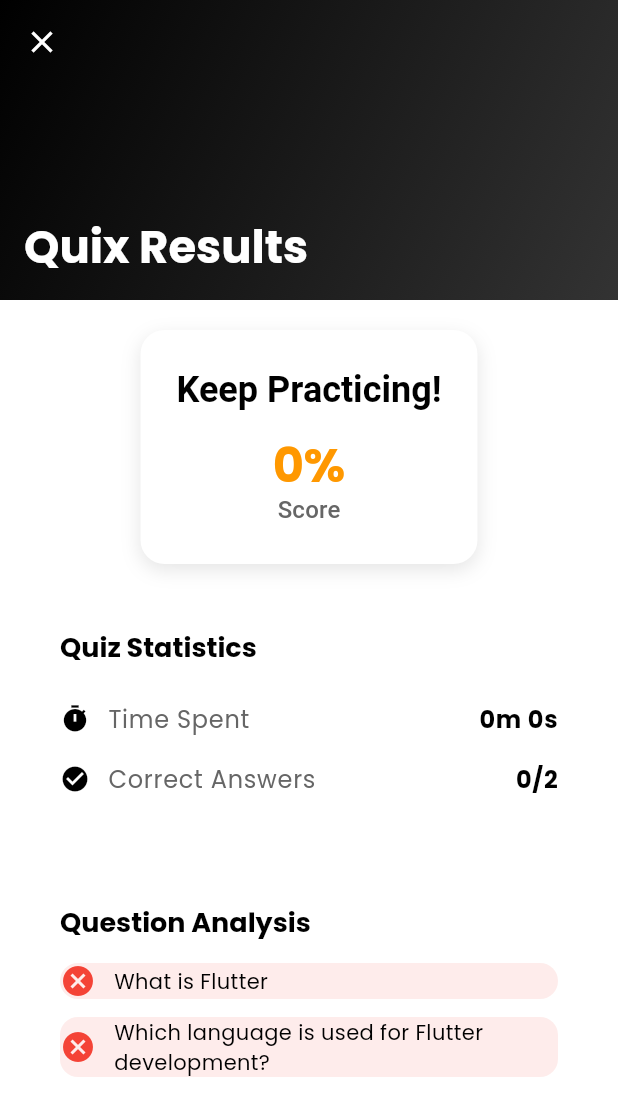
After one commit to VaradSinghal/e_learning_app, a Flutter app: the QuizResultScreen screen opened directly with sample values from the repository, on a phone screen of 412 x 824 dp. The commit adds this screen. Shown: the top 1116 px of the screen. Run offline on Flutter 3.47's test engine with Material 3 defaults, Android fonts, the phone set to English and light mode, and no system bars; our stand-ins replace bloc, cached_network_image, chewie, cloud_firestore, equatable, firebase_auth and 8 more; accounts and stored records are empty.

Commit message:
quizresult-screen

```diff
--- a/lib/routes/app_routes.dart
+++ b/lib/routes/app_routes.dart
@@ -32,6 +32,7 @@ class AppRoutes {
 
   static const String quizList = '/quizzes';
   static const String quizAttempt = '/quiz/:id';
+  static const String quizResult = '/quiz/result';
 
   static const String profile = '/profile';
 
--- a/lib/routes/route_pages.dart
+++ b/lib/routes/route_pages.dart
@@ -1,4 +1,6 @@
 import 'package:e_learning_app/main_screen.dart';
+import 'package:e_learning_app/models/quiz.dart';
+import 'package:e_learning_app/models/quiz_attempt.dart';
 import 'package:e_learning_app/routes/app_routes.dart';
 import 'package:e_learning_app/views/auth/forgot_password_screen.dart';
 import 'package:e_learning_app/views/auth/login_screen.dart';
@@ -12,6 +14,7 @@ import 'package:e_learning_app/views/onboarding/onboarding_screen.dart';
 import 'package:e_learning_app/views/profile/profile_screen.dart';
 import 'package:e_learning_app/views/quiz/quiz_attempt/quiz_attempt_screen.dart';
 import 'package:e_learning_app/views/quiz/quiz_list/quiz_list_screen.dart';
+import 'package:e_learning_app/views/quiz/quiz_result/quiz_result_screen.dart';
 import 'package:e_learning_app/views/splash/splash_screen.dart';
 import 'package:e_learning_app/views/teacher/teacher_home_screen.dart';
 import 'package:get/get.dart';
@@ -76,6 +79,13 @@ class AppPages {
       ),
       ),
       GetPage(
+      name: '/quiz/result',
+      page: () =>  QuizResultScreen(
+        attempt: Get.arguments['attempt'] as QuizAttempt,
+        quiz: Get.arguments['quiz'] as Quiz,
+      ),
+      ),
+      GetPage(
       name: AppRoutes.profile,
       page: () => const ProfileScreen(),
       ),
--- a/lib/views/quiz/quiz_attempt/quiz_attempt_screen.dart
+++ b/lib/views/quiz/quiz_attempt/quiz_attempt_screen.dart
@@ -8,7 +8,10 @@ import 'package:e_learning_app/views/quiz/quiz_attempt/widgets/quiz_attempt_app_
 import 'package:e_learning_app/views/quiz/quiz_attempt/widgets/quiz_navigation_bar.dart';
 import 'package:e_learning_app/views/quiz/quiz_attempt/widgets/quiz_question_page.dart';
 import 'package:e_learning_app/views/quiz/quiz_attempt/widgets/quiz_submit_dialog.dart';
+import 'package:e_learning_app/views/quiz/quiz_result/quiz_result_screen.dart';
 import 'package:flutter/material.dart';
+import 'package:get/get.dart';
+import 'package:get/utils.dart';
 
 class QuizAttemptScreen extends StatefulWidget {
   final String quizId;
@@ -93,7 +96,7 @@ class _QuizAttemptScreenState extends State<QuizAttemptScreen> {
 
     DummyDataService.saveQuizAttempt(currentAttempt!);
 
-    //quiz result screen
+    Get.off(() => QuizResultScreen(attempt: currentAttempt!, quiz: quiz));
   }
 
   int _calculateScore() {
--- a/lib/views/quiz/quiz_attempt/widgets/quiz_submit_dialog.dart
+++ b/lib/views/quiz/quiz_attempt/widgets/quiz_submit_dialog.dart
@@ -1,15 +1,38 @@
 import 'package:e_learning_app/models/quiz.dart';
 import 'package:e_learning_app/models/quiz_attempt.dart';
+import 'package:e_learning_app/views/quiz/quiz_result/quiz_result_screen.dart';
 import 'package:flutter/material.dart';
+import 'package:get/get.dart';
+import 'package:get/get_core/src/get_main.dart';
 
 class QuizSubmitDialog extends StatelessWidget {
   final QuizAttempt attempt;
   final Quiz quiz;
 
-  const QuizSubmitDialog({super.key, required this.attempt, required this.quiz});
+  const QuizSubmitDialog({
+    super.key,
+    required this.attempt,
+    required this.quiz,
+  });
 
   @override
   Widget build(BuildContext context) {
-    return const Placeholder();
+    return AlertDialog(
+      title: const Text('Submit Quiz'),
+      content: const Text('Are you sure you want to submit your answers?'),
+      actions: [
+        TextButton(
+          onPressed: () => Navigator.pop(context),
+          child: const Text('Cancel'),
+        ),
+        FilledButton(
+          onPressed: () {
+            Navigator.pop(context);
+            Get.off(() => QuizResultScreen(attempt: attempt, quiz: quiz));
+          },
+          child: const Text('Submit'),
+        ),
+      ],
+    );
   }
 }
--- /dev/null
+++ b/lib/views/quiz/quiz_result/quiz_result_screen.dart
@@ -0,0 +1,94 @@
+import 'package:e_learning_app/core/theme/app_colors.dart';
+import 'package:e_learning_app/models/quiz.dart';
+import 'package:e_learning_app/models/quiz_attempt.dart';
+import 'package:e_learning_app/routes/app_routes.dart';
+import 'package:e_learning_app/views/quiz/quiz_result/widgets/quiz_question_analysis.dart';
+import 'package:e_learning_app/views/quiz/quiz_result/widgets/quiz_score_card.dart';
+import 'package:e_learning_app/views/quiz/quiz_result/widgets/quiz_stats_card.dart';
+import 'package:flutter/material.dart';
+import 'package:get/get.dart';
+import 'package:get/get_core/get_core.dart';
+
+class QuizResultScreen extends StatelessWidget {
+  final QuizAttempt attempt;
+  final Quiz quiz;
+  const QuizResultScreen({
+    super.key,
+    required this.attempt,
+    required this.quiz,
+  });
+
+  @override
+  Widget build(BuildContext context) {
+    final theme = Theme.of(context);
+    final totalPoints = quiz.questions.fold(0, (sum, q) => sum + q.points);
+    final percentage = ((attempt.score / totalPoints) * 100).round();
+    final isPassed = percentage >= 60;
+    return Scaffold(
+      backgroundColor: AppColors.lightBackground,
+      body: CustomScrollView(
+        physics: const BouncingScrollPhysics(),
+        slivers: [
+          SliverAppBar(
+            expandedHeight: 200,
+            pinned: true,
+            backgroundColor: AppColors.primary,
+            leading: IconButton(
+              onPressed: ()=> Get.offAllNamed(AppRoutes.main, arguments: {
+                'initialIndex' : 2,
+              }),
+              icon: const Icon(
+                Icons.close,
+                color: AppColors.accent,
+                ),
+                ),
+                flexibleSpace: FlexibleSpaceBar(
+                  titlePadding: const EdgeInsets.all(16),
+                  title: Text(
+                    'Quix Results',
+                  style: theme.textTheme.headlineMedium?.copyWith(
+                    color: AppColors.accent,
+                    fontWeight: FontWeight.bold,
+                  ),
+                  ),
+                  background: Container(
+                    decoration:const BoxDecoration(
+                      gradient: LinearGradient(colors: [
+                        AppColors.primary,
+                        AppColors.primaryLight
+                      ],
+                      begin: Alignment.topLeft,
+                      end: Alignment.bottomRight,
+                      ),
+                    ),
+                  ),
+                ),
+          ),
+          SliverToBoxAdapter(
+            child: Padding(
+              padding: const EdgeInsets.all(20),
+              child: Column(
+                children: [
+                  QuizScoreCard(
+                    percentage: percentage,
+                    isPassed: isPassed,
+                  ),
+                  const SizedBox(height: 24),
+                  QuizStatsCard(
+                    quiz: quiz,
+                    attempt: attempt,
+                  ),
+                  const SizedBox(height: 24),
+                  QuizQuestionAnalysis(
+                    quiz: quiz,
+                    attempt: attempt,
+                  ),
+                ],
+              ),
+            ),
+          )
+        ],
+      ),
+      );
+  }
+}
--- /dev/null
+++ b/lib/views/quiz/quiz_result/widgets/quiz_question_analysis.dart
@@ -0,0 +1,79 @@
+import 'package:e_learning_app/core/theme/app_colors.dart';
+import 'package:e_learning_app/models/question.dart';
+import 'package:e_learning_app/models/quiz.dart';
+import 'package:e_learning_app/models/quiz_attempt.dart';
+import 'package:flutter/material.dart';
+
+class QuizQuestionAnalysis extends StatelessWidget {
+  final Quiz quiz;
+  final QuizAttempt attempt;
+  const QuizQuestionAnalysis({
+    super.key,
+    required this.quiz,
+    required this.attempt,
+  });
+
+  @override
+  Widget build(BuildContext context) {
+    final theme = Theme.of(context);
+    return Container(
+      padding: const EdgeInsets.all(20),
+      decoration: BoxDecoration(
+        color: AppColors.accent,
+        borderRadius: BorderRadius.circular(16),
+      ),
+      child: Column(
+        crossAxisAlignment: CrossAxisAlignment.start,
+        children: [
+          Text(
+            'Question Analysis',
+            style: theme.textTheme.titleLarge?.copyWith(
+              color: AppColors.primary,
+              fontWeight: FontWeight.bold,
+            ),
+          ),
+          const SizedBox(height: 16),
+          ...quiz.questions.map((question) {
+            final userAnswer = attempt.answers[question.id];
+            final isCorrect = userAnswer == question.correctOptionId;
+            return _buildQuestionResult(
+              theme,
+              question,
+              isCorrect
+            );
+          }),
+        ],
+      ),
+    );
+  }
+
+  Widget _buildQuestionResult(
+    ThemeData theme,
+    Question question,
+    bool isCorrect,
+  ) {
+    return Container(
+      margin: const EdgeInsets.only(bottom: 12),
+      decoration: BoxDecoration(
+        color: isCorrect ? Colors.green.withOpacity(0.1) : Colors.red.withOpacity(0.1),
+        borderRadius: BorderRadius.circular(12),
+      ),
+      child: Row(
+        children: [
+          Icon(
+            isCorrect ? Icons.check_circle : Icons.cancel,
+            color: isCorrect? Colors.green : Colors.red,
+          ),
+          const SizedBox(width: 12),
+          Expanded(child: Text(
+            question.text,
+            style: theme.textTheme.bodyMedium?.copyWith(
+              color: AppColors.primary,
+            ),
+          ),
+          ),
+        ],
+      ),
+    );
+  }
+}
--- /dev/null
+++ b/lib/views/quiz/quiz_result/widgets/quiz_score_card.dart
@@ -0,0 +1,57 @@
+import 'package:e_learning_app/core/theme/app_colors.dart';
+import 'package:flutter/material.dart';
+
+class QuizScoreCard extends StatelessWidget {
+  final int percentage;
+  final bool isPassed;
+
+  const QuizScoreCard({
+    super.key,
+    required this.percentage,
+    required this.isPassed,
+  });
+
+  @override
+  Widget build(BuildContext context) {
+    final theme = Theme.of(context);
+    return Container(
+      padding: const EdgeInsets.all(24),
+      decoration: BoxDecoration(
+        color: AppColors.accent,
+        borderRadius: BorderRadius.circular(16),
+        boxShadow: [
+          BoxShadow(
+            color: AppColors.primary.withOpacity(0.1),
+            blurRadius: 10,
+            offset: const Offset(0, 4),
+          ),
+        ],
+      ),
+      child: Column(
+        children: [
+          Text(
+            isPassed ? 'Congratulations!' : 'Keep Practicing!',
+            style: theme.textTheme.headlineSmall?.copyWith(
+              color: AppColors.primary,
+              fontWeight: FontWeight.bold,
+            ),
+          ),
+          const SizedBox(height: 16),
+          Text(
+            '${percentage}%',
+            style: theme.textTheme.displayLarge?.copyWith(
+              color: isPassed ? Colors.green : Colors.orange,
+              fontWeight: FontWeight.bold,
+            ),
+          ),
+          Text(
+            'Score',
+            style: theme.textTheme.titleMedium?.copyWith(
+              color: AppColors.secondary,
+            ),
+          ),
+        ],
+      ),
+    );
+  }
+}
--- /dev/null
+++ b/lib/views/quiz/quiz_result/widgets/quiz_stats_card.dart
@@ -0,0 +1,83 @@
+import 'package:e_learning_app/core/theme/app_colors.dart';
+import 'package:e_learning_app/models/quiz.dart';
+import 'package:e_learning_app/models/quiz_attempt.dart';
+import 'package:flutter/material.dart';
+
+class QuizStatsCard extends StatelessWidget {
+  final Quiz quiz;
+  final QuizAttempt attempt;
+
+  const QuizStatsCard({super.key, required this.quiz, required this.attempt});
+
+  @override
+  Widget build(BuildContext context) {
+    final theme = Theme.of(context);
+    final correctAnswers =
+        quiz.questions
+            .where((q) => attempt.answers[q.id] == q.correctOptionId)
+            .length;
+    return Container(
+      padding: const EdgeInsets.all(20),
+      decoration: BoxDecoration(
+        color: AppColors.accent,
+        borderRadius: BorderRadius.circular(16),
+      ),
+      child: Column(
+        crossAxisAlignment: CrossAxisAlignment.start,
+        children: [
+          Text(
+            'Quiz Statistics',
+            style: theme.textTheme.titleLarge?.copyWith(
+              color: AppColors.primary,
+              fontWeight: FontWeight.bold,
+            ),
+          ),
+          const SizedBox(height: 16),
+          _buildStatRow(
+            theme,
+            'Time Spent',
+            '${attempt.timeSpent ~/ 60}m ${attempt.timeSpent%60}s',
+            Icons.timer,
+          ),
+          _buildStatRow(
+            theme,
+            'Correct Answers',
+            '$correctAnswers/${quiz.questions.length}',
+            Icons.check_circle,
+          ),
+        ],
+      ),
+    );
+  }
+
+  Widget _buildStatRow(
+    ThemeData theme,
+    String label,
+    String value,
+    IconData icon,
+  ) {
+    return Padding(
+      padding: const EdgeInsets.symmetric(vertical: 8),
+      child: Row(
+        children: [
+          Icon(icon, color: AppColors.primary, size: 20),
+          const SizedBox(width: 12),
+          Text(
+            label,
+            style: theme.textTheme.bodyLarge?.copyWith(
+              color: AppColors.secondary,
+            ),
+          ),
+          const Spacer(),
+          Text(
+            value,
+            style: theme.textTheme.bodyLarge?.copyWith(
+              color: AppColors.primary,
+              fontWeight: FontWeight.bold,
+            ),
+          ),
+        ],
+      ),
+    );
+  }
+}
```
